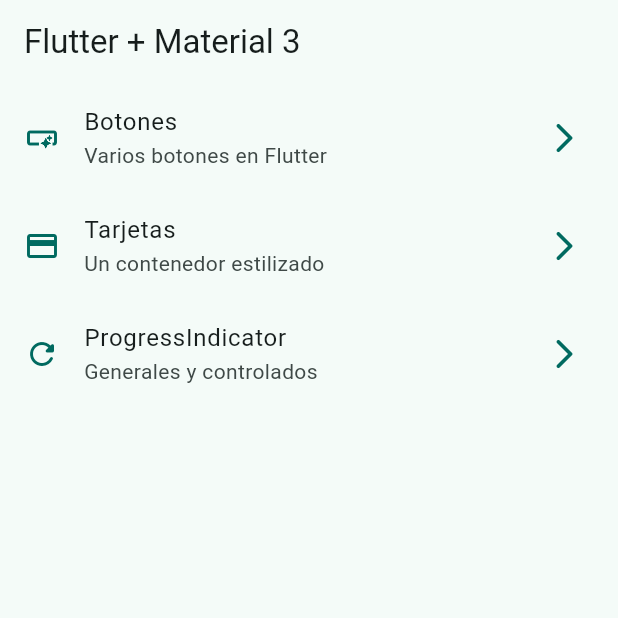
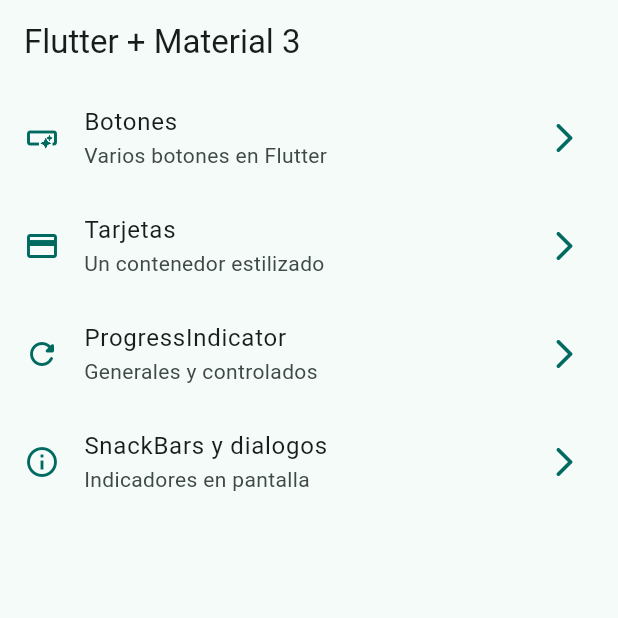
Before and after one commit to ElianC13/widgets_app, a Flutter app: the screen it shows after launch, on a phone screen of 412 x 824 dp, the top half of it. Run offline on Flutter 3.47's test engine with Material 3 defaults, Android fonts, the phone set to English and light mode, and no system bars; our stand-ins replace go_router.

Commit message:
snackbars y dialogo terminado

```diff
--- a/lib/config/menu/menu_items.dart
+++ b/lib/config/menu/menu_items.dart
@@ -33,5 +33,11 @@ const appMenutItems = <MenuItem> [
     link: "/progress",
     icon: Icons.refresh_rounded
     ),
+  MenuItem(
+    title: "SnackBars y dialogos",
+    subTitle: "Indicadores en pantalla",
+    link: "/snackbars",
+    icon: Icons.info_outline
+    ),
 
 ];
--- a/lib/config/router/app_router.dart
+++ b/lib/config/router/app_router.dart
@@ -28,5 +28,10 @@ final appRouter = GoRouter(
       name: ProgressScreen.name,
       builder:(context, state) => const ProgressScreen()
     ),
+    GoRoute (
+      path:'/snackbars',
+      name: SnackBarScreen.name,
+      builder:(context, state) => const SnackBarScreen()
+    ),
   ]
 );
--- a/lib/main.dart
+++ b/lib/main.dart
@@ -12,6 +12,7 @@ class MainApp extends StatelessWidget {
   @override
   Widget build(BuildContext context) {
     return MaterialApp.router(
+      title: 'Flutter Widgets',
       routerConfig: appRouter,
       debugShowCheckedModeBanner: false,
       theme: AppTheme(selectedColor: 1).getTheme(),
--- a/lib/presentation/screens/progress/progress_screen.dart
+++ b/lib/presentation/screens/progress/progress_screen.dart
@@ -48,8 +48,8 @@ class _ControllerProgressIndicator extends StatelessWidget {
     return StreamBuilder(
       stream: Stream.periodic(const Duration(milliseconds: 300), (value) {
         return (value * 2) / 100;
-      }).takeWhile((value) => value < 100)
-      ,
+      }).takeWhile((value) => value < 100),
+
       builder: (context, snapshot) {
 
         final progressValue = snapshot.data ?? 0;
@@ -59,7 +59,7 @@ class _ControllerProgressIndicator extends StatelessWidget {
           child: Row(
             mainAxisAlignment: MainAxisAlignment.center,
             children: [
-              CircularProgressIndicator(value: progressValue,strokeWidth: 2, backgroundColor: Colors.black12,),
+              CircularProgressIndicator(value: progressValue, strokeWidth: 2, backgroundColor: Colors.black12,),
               const SizedBox(width: 20,),
               Expanded(
                 child: LinearProgressIndicator(value: progressValue),
```
Also changed, not shown: lib/presentation/screens/snackbar/snackbar_screen.dart (+63 -1 lines).
